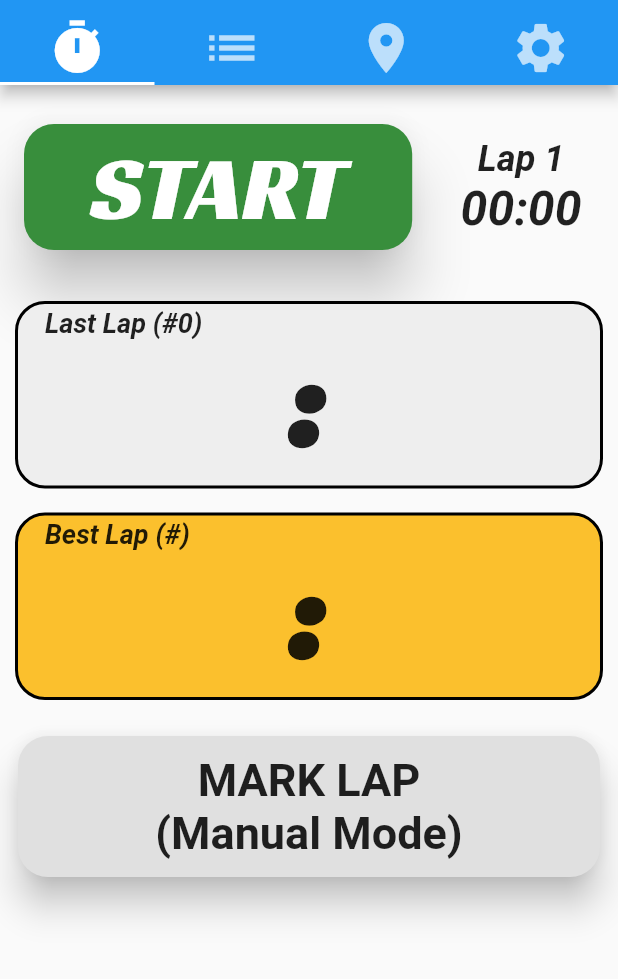
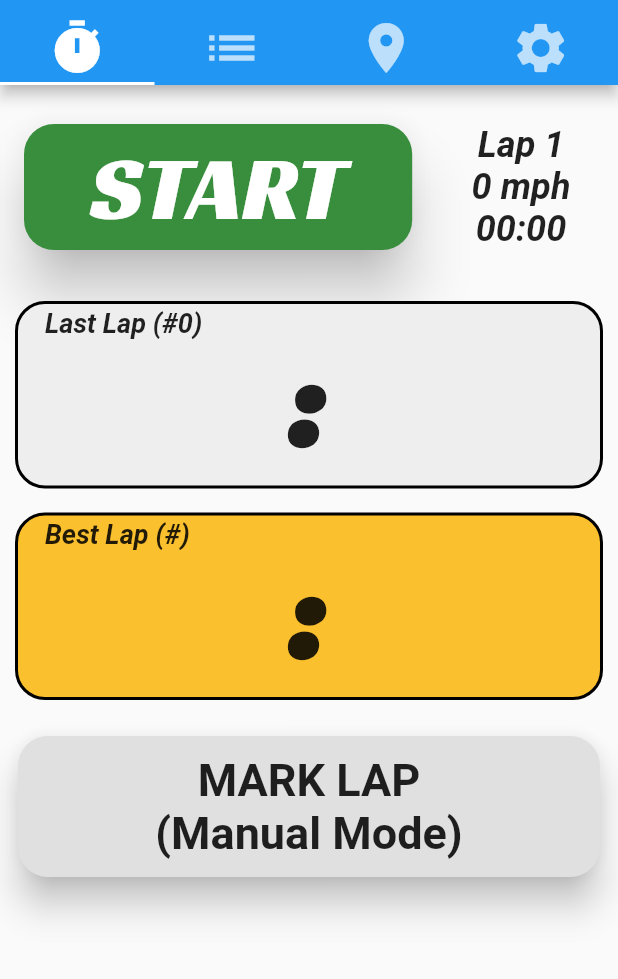
Before and after one commit to markleavitt/karstimer, a Flutter app: the screen it shows after launch, on a phone screen of 412 x 824 dp, the part 71-1050 px from its top. Run offline on Flutter 3.47's test engine with Material 2 defaults, Android fonts, the phone set to English and light mode, and no system bars; our stand-ins replace geolocator, google_maps_flutter, package_info, shared_preferences.

Commit message:
Version 0.9.2. Reworked lap detect algo, added noise to GPS sim, added current speed display.

```diff
--- a/lib/constants.dart
+++ b/lib/constants.dart
@@ -25,3 +25,5 @@ const TextStyle kSettingStyle = TextStyle(
   fontSize: 14.0,
   fontWeight: FontWeight.bold,
 );
+
+const double mpsToMph = 2.237;
--- a/lib/tab_settings.dart
+++ b/lib/tab_settings.dart
@@ -124,8 +124,8 @@ class _TabSettingsState extends State<TabSettings> {
                 child: Slider(
                   value: myRaceData.colorSensAccel,
                   min: 0.0,
-                  max: 10.0,
-                  divisions: 5,
+                  max: 12.0,
+                  divisions: 6,
                   onChanged: (double newValue) {
                     setState(() {
                       myRaceData.setColorSensAccel(newValue);
@@ -157,7 +157,7 @@ class _TabSettingsState extends State<TabSettings> {
             mainAxisAlignment: MainAxisAlignment.spaceBetween,
             crossAxisAlignment: CrossAxisAlignment.center,
             children: [
-              Text("Simulate GPS updates", style: kSettingStyle),
+              Text("Simulator (GPS updates + noise)", style: kSettingStyle),
               Switch(
                 value: myRaceData.isSimulatedData,
                 onChanged: (bool newValue) {
--- a/lib/tab_timer.dart
+++ b/lib/tab_timer.dart
@@ -141,10 +141,19 @@ class _Header extends StatelessWidget {
                   ),
                 ),
                 Text(
+                  '${Provider.of<RaceData>(context).currentSpeedMph.toStringAsFixed(0)} mph',
+                  textAlign: TextAlign.center,
+                  style: TextStyle(
+                    fontSize: 24.0,
+                    fontStyle: FontStyle.italic,
+                    fontWeight: FontWeight.bold,
+                  ),
+                ),
+                Text(
                   Provider.of<RaceData>(context).elapsedTimeString,
                   textAlign: TextAlign.center,
                   style: TextStyle(
-                    fontSize: 32.0,
+                    fontSize: 24.0,
                     fontStyle: FontStyle.italic,
                     fontWeight: FontWeight.bold,
                   ),
--- a/pubspec.yaml
+++ b/pubspec.yaml
@@ -15,7 +15,7 @@ publish_to: 'none' # Remove this line if you wish to publish to pub.dev
 # In iOS, build-name is used as CFBundleShortVersionString while build-number used as CFBundleVersion.
 # Read more about iOS versioning at
 # https://developer.apple.com/library/archive/documentation/General/Reference/InfoPlistKeyReference/Articles/CoreFoundationKeys.html
-version: 0.9.0+2
+version: 0.9.2+4
 
 environment:
   sdk: ">=2.7.0 <3.0.0"
```
Also changed, not shown: lib/race_data.dart (+35 -10 lines).
